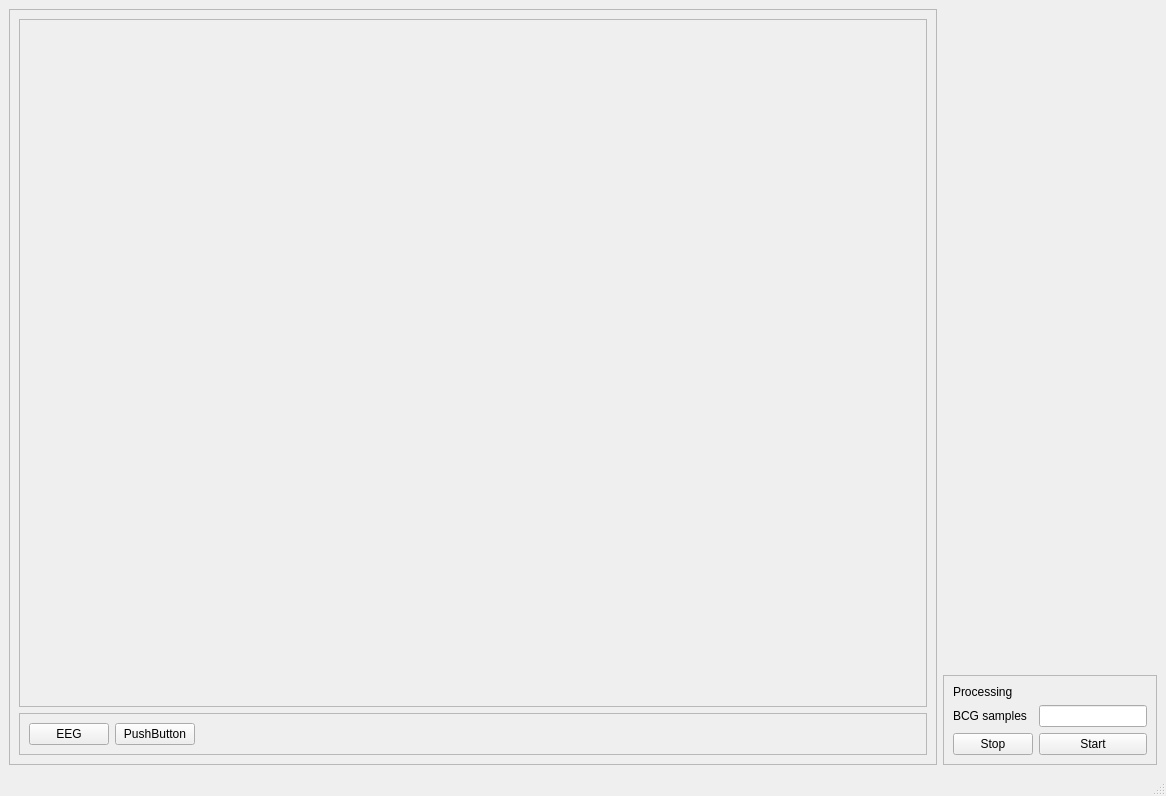
Old version of the form UI/mainwindow.ui in the repository VeikkaLeppanen/Real_Time_EEG.
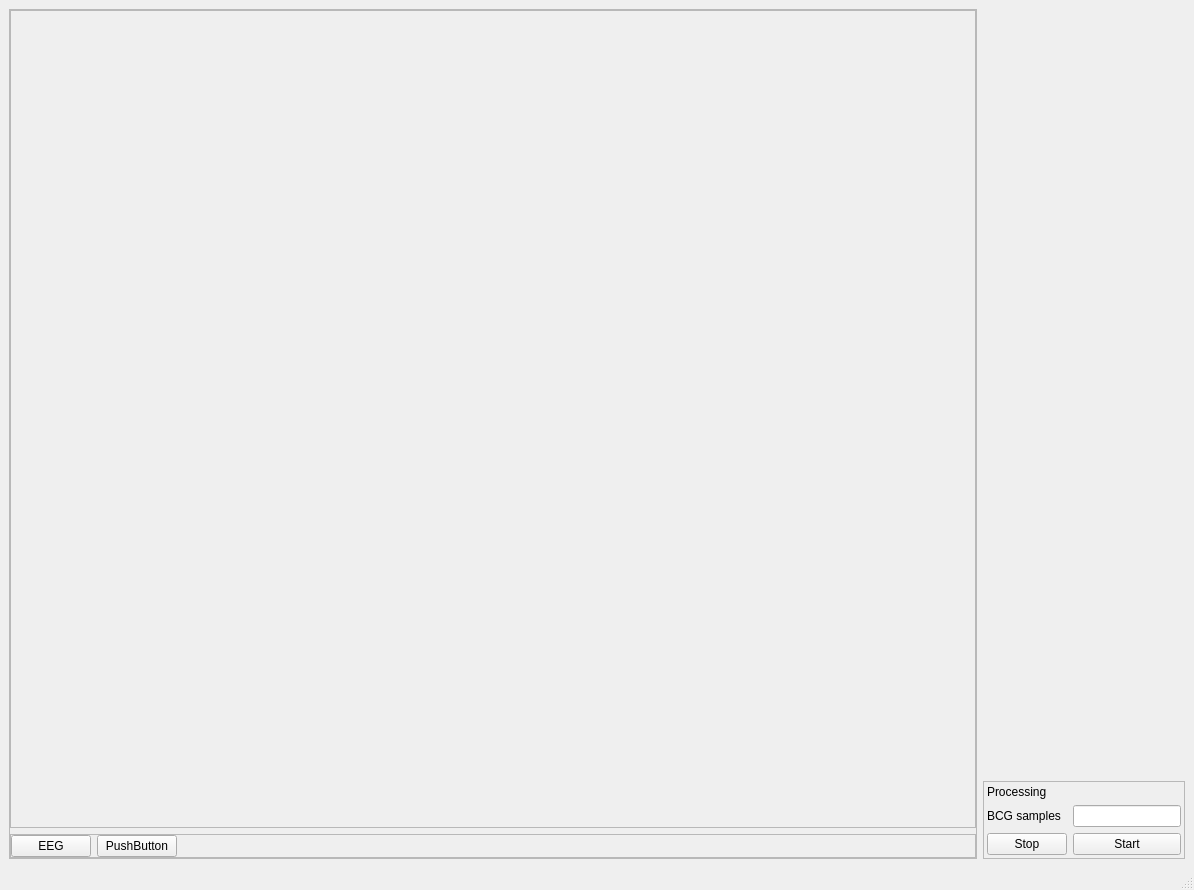
New version of the form. Custom widgets are drawn as their Qt base class.

Commit message: Data processing visualization

Patch:
```diff
--- a/UI/mainwindow.ui
+++ b/UI/mainwindow.ui
@@ -6,10 +6,16 @@
    <rect>
     <x>0</x>
     <y>0</y>
-    <width>1166</width>
-    <height>796</height>
+    <width>1194</width>
+    <height>890</height>
    </rect>
   </property>
+  <property name="maximumSize">
+   <size>
+    <width>16777215</width>
+    <height>16777215</height>
+   </size>
+  </property>
   <property name="windowTitle">
    <string>MainWindow</string>
   </property>
@@ -30,6 +36,18 @@
        <enum>QFrame::Raised</enum>
       </property>
       <layout class="QVBoxLayout" name="verticalLayout">
+       <property name="leftMargin">
+        <number>0</number>
+       </property>
+       <property name="topMargin">
+        <number>0</number>
+       </property>
+       <property name="rightMargin">
+        <number>0</number>
+       </property>
+       <property name="bottomMargin">
+        <number>0</number>
+       </property>
        <item>
         <widget class="QFrame" name="frame_4">
          <property name="frameShape">
@@ -38,6 +56,44 @@
          <property name="frameShadow">
           <enum>QFrame::Raised</enum>
          </property>
+         <layout class="QGridLayout" name="gridLayout">
+          <property name="leftMargin">
+           <number>0</number>
+          </property>
+          <property name="topMargin">
+           <number>0</number>
+          </property>
+          <property name="rightMargin">
+           <number>0</number>
+          </property>
+          <property name="bottomMargin">
+           <number>0</number>
+          </property>
+          <item row="0" column="0">
+           <widget class="MainGlWidget" name="mainGlWidget" native="true">
+            <property name="baseSize">
+             <size>
+              <width>0</width>
+              <height>0</height>
+             </size>
+            </property>
+            <layout class="QGridLayout" name="gridLayout_2">
+             <property name="leftMargin">
+              <number>0</number>
+             </property>
+             <property name="topMargin">
+              <number>0</number>
+             </property>
+             <property name="rightMargin">
+              <number>0</number>
+             </property>
+             <property name="bottomMargin">
+              <number>0</number>
+             </property>
+            </layout>
+           </widget>
+          </item>
+         </layout>
         </widget>
        </item>
        <item>
@@ -64,6 +120,18 @@
           <enum>QFrame::Raised</enum>
          </property>
          <layout class="QHBoxLayout" name="horizontalLayout_4">
+          <property name="leftMargin">
+           <number>0</number>
+          </property>
+          <property name="topMargin">
+           <number>0</number>
+          </property>
+          <property name="rightMargin">
+           <number>0</number>
+          </property>
+          <property name="bottomMargin">
+           <number>0</number>
+          </property>
           <item>
            <widget class="QPushButton" name="EEG">
             <property name="text">
@@ -99,44 +167,62 @@
     </item>
     <item alignment="Qt::AlignBottom">
      <widget class="QFrame" name="frame">
+      <property name="maximumSize">
+       <size>
+        <width>220</width>
+        <height>16777215</height>
+       </size>
+      </property>
       <property name="frameShape">
        <enum>QFrame::StyledPanel</enum>
       </property>
       <property name="frameShadow">
        <enum>QFrame::Raised</enum>
       </property>
-      <layout class="QFormLayout" name="formLayout_2">
+      <layout class="QFormLayout" name="formLayout">
+       <property name="leftMargin">
+        <number>3</number>
+       </property>
+       <property name="topMargin">
+        <number>3</number>
+       </property>
+       <property name="rightMargin">
+        <number>3</number>
+       </property>
+       <property name="bottomMargin">
+        <number>3</number>
+       </property>
        <item row="1" column="0">
-        <widget class="QLabel" name="label_7">
-         <property name="text">
-          <string>Processing</string>
-         </property>
-        </widget>
-       </item>
-       <item row="2" column="0">
         <widget class="QLabel" name="label_6">
          <property name="text">
           <string>BCG samples</string>
          </property>
         </widget>
        </item>
-       <item row="2" column="1">
+       <item row="1" column="1">
         <widget class="QLineEdit" name="lineEdit_4"/>
        </item>
-       <item row="3" column="0">
+       <item row="2" column="0">
         <widget class="QPushButton" name="pushButton_2">
          <property name="text">
           <string>Stop</string>
          </property>
         </widget>
        </item>
-       <item row="3" column="1">
+       <item row="2" column="1">
         <widget class="QPushButton" name="pushButton">
          <property name="text">
           <string>Start</string>
          </property>
         </widget>
        </item>
+       <item row="0" column="0" colspan="2">
+        <widget class="QLabel" name="label_7">
+         <property name="text">
+          <string>Processing</string>
+         </property>
+        </widget>
+       </item>
       </layout>
      </widget>
     </item>
@@ -154,6 +240,14 @@
   </widget>
   <widget class="QStatusBar" name="statusbar"/>
  </widget>
+ <customwidgets>
+  <customwidget>
+   <class>MainGlWidget</class>
+   <extends>QWidget</extends>
+   <header location="global">mainglwidget.h</header>
+   <container>1</container>
+  </customwidget>
+ </customwidgets>
  <resources/>
  <connections/>
 </ui>
```
Left out of the diff: 2 changed lines with no effect on the pictures. The commit also changes 10 other files.
